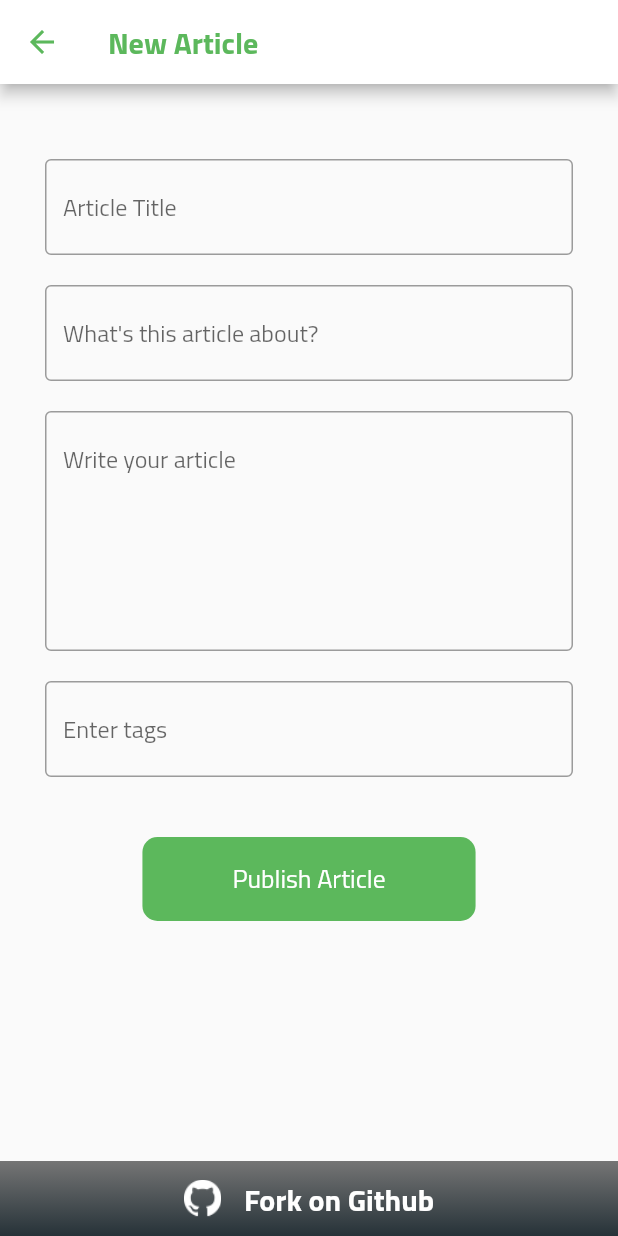
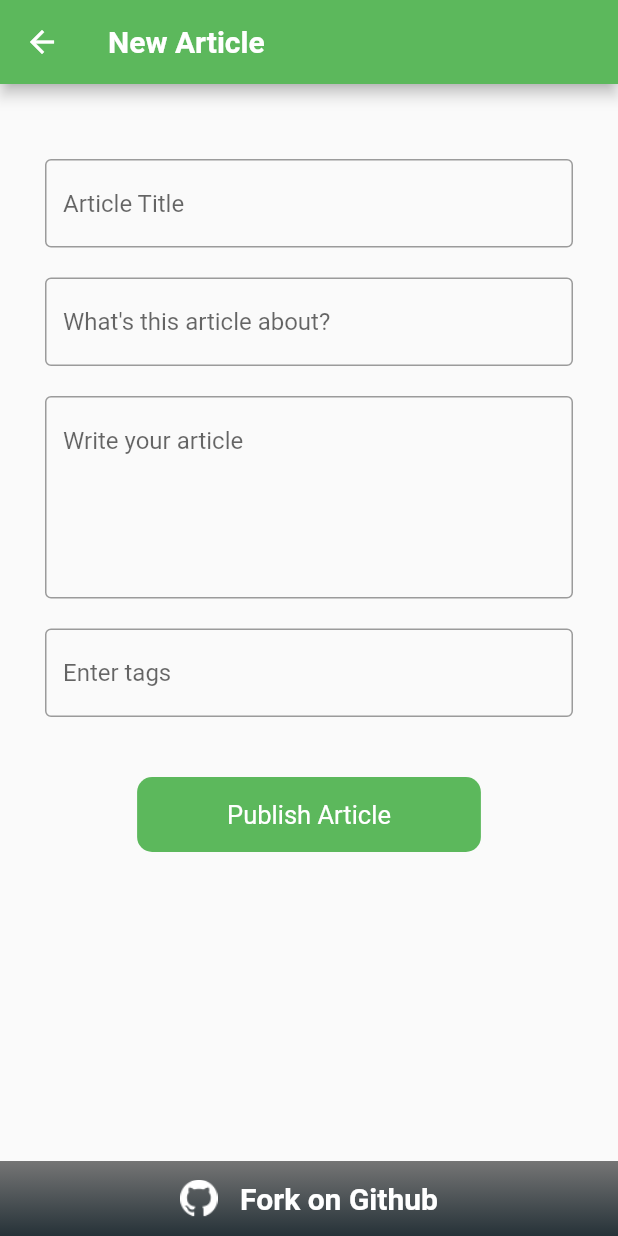
Before and after one commit to vandan09/conduit, a Flutter app: the NewArticlePage screen opened directly, on a phone screen of 412 x 824 dp. Run offline on Flutter 3.47's test engine with Material 2 defaults, Android fonts, the phone set to English and light mode, and no system bars; our stand-ins replace another_flushbar, cached_network_image, carousel_slider, fluttertoast, readmore, url_launcher_web; missing offline and left inert: shared_preferences_web; network calls fail.

```diff
--- a/lib/Screens/Drawer/home.dart
+++ b/lib/Screens/Drawer/home.dart
@@ -5,6 +5,7 @@ import 'package:first_app/Screens/Drawer/new_article.dart';
 import 'package:first_app/Screens/others/client_profile.dart';
 import 'package:first_app/Screens/others/readmore_page.dart';
 import 'package:first_app/Screens/others/tag_screen.dart';
+import 'package:first_app/Widget/ChangeThemeButtonWidget.dart';
 
 import 'package:first_app/Widget/buttomAppBar.dart';
 import 'package:first_app/Screens/Drawer/setting_page.dart';
@@ -25,7 +26,7 @@ final List<String> imgList = [
 ];
 
 class HomeScreen extends StatefulWidget {
-  const HomeScreen({super.key});
+  HomeScreen({super.key});
 
   @override
   State<HomeScreen> createState() => _HomeScreenState();
@@ -467,6 +468,9 @@ class _HomeScreenState extends State<HomeScreen> with TickerProviderStateMixin {
           style: TextStyle(
               color: constantColors.whiteColor, fontWeight: FontWeight.bold),
         ),
+        actions: [
+          ChangeThemeButtonWidget(),
+        ],
       ),
       drawer: Drawer(
         backgroundColor: constantColors.whiteColor,
--- a/lib/Screens/Drawer/new_article.dart
+++ b/lib/Screens/Drawer/new_article.dart
@@ -33,14 +33,14 @@ class _NewArticlePageState extends State<NewArticlePage> {
   Widget build(BuildContext context) {
     return Scaffold(
       appBar: AppBar(
-        iconTheme: IconThemeData(color: constantColors.greenColor),
-        backgroundColor: constantColors.whiteColor,
+        iconTheme: IconThemeData(color: constantColors.whiteColor),
+        backgroundColor: constantColors.greenColor,
         title: SizedBox(
           child: Text(
             'New Article',
             overflow: TextOverflow.visible,
             style: TextStyle(
-                color: constantColors.greenColor, fontWeight: FontWeight.bold),
+                color: constantColors.whiteColor, fontWeight: FontWeight.bold),
           ),
         ),
       ),
--- a/lib/Screens/Drawer/setting_page.dart
+++ b/lib/Screens/Drawer/setting_page.dart
@@ -33,14 +33,14 @@ class _SettingPageState extends State<SettingPage> {
   Widget build(BuildContext context) {
     return Scaffold(
       appBar: AppBar(
-        iconTheme: IconThemeData(color: constantColors.greenColor),
-        backgroundColor: constantColors.whiteColor,
+        iconTheme: IconThemeData(color: constantColors.whiteColor),
+        backgroundColor: constantColors.greenColor,
         title: SizedBox(
           child: Text(
             'Setting',
             overflow: TextOverflow.visible,
             style: TextStyle(
-                color: constantColors.greenColor, fontWeight: FontWeight.bold),
+                color: constantColors.whiteColor, fontWeight: FontWeight.bold),
           ),
         ),
       ),
--- a/lib/Screens/others/client_profile.dart
+++ b/lib/Screens/others/client_profile.dart
@@ -338,14 +338,14 @@ class _ClientProfilePapgeState extends State<ClientProfilePapge>
   Widget build(BuildContext context) {
     return Scaffold(
       appBar: AppBar(
-        iconTheme: IconThemeData(color: constantColors.greenColor),
-        backgroundColor: constantColors.whiteColor,
+        iconTheme: IconThemeData(color: constantColors.whiteColor),
+        backgroundColor: constantColors.greenColor,
         title: SizedBox(
           child: Text(
             author,
             overflow: TextOverflow.visible,
             style: TextStyle(
-                color: constantColors.greenColor, fontWeight: FontWeight.bold),
+                color: constantColors.whiteColor, fontWeight: FontWeight.bold),
           ),
         ),
       ),
--- a/lib/Screens/others/tag_screen.dart
+++ b/lib/Screens/others/tag_screen.dart
@@ -312,14 +312,14 @@ class _TagScreenState extends State<TagScreen> {
   Widget build(BuildContext context) {
     return Scaffold(
       appBar: AppBar(
-        iconTheme: IconThemeData(color: constantColors.greenColor),
-        backgroundColor: constantColors.whiteColor,
+        iconTheme: IconThemeData(color: constantColors.whiteColor),
+        backgroundColor: constantColors.greenColor,
         title: SizedBox(
           child: Text(
             '#$tagName',
             overflow: TextOverflow.visible,
             style: TextStyle(
-                color: constantColors.greenColor, fontWeight: FontWeight.bold),
+                color: constantColors.whiteColor, fontWeight: FontWeight.bold),
           ),
         ),
       ),
--- a/lib/constants/constant_strings.dart
+++ b/lib/constants/constant_strings.dart
@@ -6,4 +6,5 @@ class Strings {
   static String register_url = "https://api.realworld.io/api/users";
   static String login_url = "https://api.realworld.io/api/users/login";
   static String current_user_url = "https://api.realworld.io/api/user";
+  static String create_article_url = "https://api.realworld.io/api/articles";
 }
--- a/lib/main.dart
+++ b/lib/main.dart
@@ -4,6 +4,7 @@ import 'package:first_app/Screens/Registration/sign_in.dart';
 import 'package:first_app/constants/Constantcolors.dart';
 import 'package:first_app/model/user_model.dart';
 import 'package:first_app/provider/auth_provider.dart';
+import 'package:first_app/provider/theme.dart';
 import 'package:first_app/provider/user_provider.dart';
 import 'package:first_app/utils/shared_prefences.dart';
 import 'package:flutter/material.dart';
@@ -13,28 +14,46 @@ import 'package:provider/provider.dart';
 void main() {
   SystemChrome.setSystemUIOverlayStyle(
       SystemUiOverlayStyle(statusBarColor: Color(0xff26872f)));
-  runApp(const MyApp());
+  runApp(MyApp());
 }
 
-class MyApp extends StatelessWidget {
-  const MyApp({super.key});
+class MyApp extends StatefulWidget {
+  MyApp({super.key});
+
+  @override
+  State<MyApp> createState() => _MyAppState();
+}
+
+class _MyAppState extends State<MyApp> {
+  ConstantColors constantColors = ConstantColors();
 
   // This widget is the root of your application.
   @override
   Widget build(BuildContext context) {
-    ConstantColors constantColors = ConstantColors();
     // Future<User?> getUserData() => UserPreferences().getUser();
-    return MaterialApp(
-        debugShowCheckedModeBanner: false,
-        theme: ThemeData(
-          appBarTheme: AppBarTheme(
+    return ChangeNotifierProvider(
+      create: (context) => ThemeProvider(),
+      builder: (context, _) {
+        final themeprovider =
+            Provider.of<ThemeProvider>(context, listen: false);
+
+        return MaterialApp(
+            debugShowCheckedModeBanner: false,
+            themeMode: themeprovider.themeMode,
+            darkTheme: Mytheme.darkTheme,
+            theme:
+                themeprovider.isDarkMode ? ThemeData.dark() : ThemeData.light(),
+
+            // appBarTheme: AppBarTheme(
             // color: Color(0xff26872f),
             // backgroundColor: Color(0xff26872f)
-            systemOverlayStyle: SystemUiOverlayStyle.light,
-          ),
-          // primaryColor: constantColors.whiteColor,
-          fontFamily: 'TitilliumWeb',
-        ),
-        home: SplashScreen());
+            //   systemOverlayStyle: SystemUiOverlayStyle.light,
+            // ),
+            // primaryColor: constantColors.whiteColor,
+            //   fontFamily: 'TitilliumWeb',
+            // ),
+            home: SplashScreen());
+      },
+    );
   }
 }
--- a/lib/model/current_user_model.dart
+++ /dev/null
@@ -1,58 +0,0 @@
-// To parse this JSON data, do
-//
-//     final CurrentWelcome = welcomeFromJson(jsonString);
-
-import 'dart:convert';
-
-CurrentWelcome welcomeFromJson(String str) =>
-    CurrentWelcome.fromJson(json.decode(str));
-
-String welcomeToJson(CurrentWelcome data) => json.encode(data.toJson());
-
-class CurrentWelcome {
-  CurrentWelcome({
-    required this.user,
-  });
-
-  User user;
-
-  factory CurrentWelcome.fromJson(Map<String, dynamic> json) => CurrentWelcome(
-        user: User.fromJson(json["user"]),
-      );
-
-  Map<String, dynamic> toJson() => {
-        "user": user.toJson(),
-      };
-}
-
-class User {
-  User({
-    required this.email,
-    required this.username,
-    this.bio,
-    this.image,
-    required this.token,
-  });
-
-  String email;
-  String username;
-  dynamic bio;
-  dynamic image;
-  String token;
-
-  factory User.fromJson(Map<String, dynamic> json) => User(
-        email: json["email"],
-        username: json["username"],
-        bio: json["bio"],
-        image: json["image"],
-        token: json["token"],
-      );
-
-  Map<String, dynamic> toJson() => {
-        "email": email,
-        "username": username,
-        "bio": bio,
-        "image": image,
-        "token": token,
-      };
-}
--- /dev/null
+++ b/lib/model/new_article_model.dart
@@ -0,0 +1,106 @@
+// To parse this JSON data, do
+//
+//     final CreateArticle = welcomeFromJson(jsonString);
+
+import 'dart:convert';
+
+CreateArticle welcomeFromJson(String str) =>
+    CreateArticle.fromJson(json.decode(str));
+
+String welcomeToJson(CreateArticle data) => json.encode(data.toJson());
+
+class CreateArticle {
+  CreateArticle({
+    required this.article,
+  });
+
+  Article article;
+
+  factory CreateArticle.fromJson(Map<String, dynamic> json) => CreateArticle(
+        article: Article.fromJson(json["article"]),
+      );
+
+  Map<String, dynamic> toJson() => {
+        "article": article.toJson(),
+      };
+}
+
+class Article {
+  Article({
+    required this.slug,
+    required this.title,
+    required this.description,
+    required this.body,
+    required this.tagList,
+    required this.createdAt,
+    required this.updatedAt,
+    required this.favorited,
+    required this.favoritesCount,
+    required this.author,
+  });
+
+  String slug;
+  String title;
+  String description;
+  String body;
+  List<String> tagList;
+  DateTime createdAt;
+  DateTime updatedAt;
+  bool favorited;
+  int favoritesCount;
+  Author author;
+
+  factory Article.fromJson(Map<String, dynamic> json) => Article(
+        slug: json["slug"],
+        title: json["title"],
+        description: json["description"],
+        body: json["body"],
+        tagList: List<String>.from(json["tagList"].map((x) => x)),
+        createdAt: DateTime.parse(json["createdAt"]),
+        updatedAt: DateTime.parse(json["updatedAt"]),
+        favorited: json["favorited"],
+        favoritesCount: json["favoritesCount"],
+        author: Author.fromJson(json["author"]),
+      );
+
+  Map<String, dynamic> toJson() => {
+        "slug": slug,
+        "title": title,
+        "description": description,
+        "body": body,
+        "tagList": List<dynamic>.from(tagList.map((x) => x)),
+        "createdAt": createdAt.toIso8601String(),
+        "updatedAt": updatedAt.toIso8601String(),
+        "favorited": favorited,
+        "favoritesCount": favoritesCount,
+        "author": author.toJson(),
+      };
+}
+
+class Author {
+  Author({
+    required this.username,
+    this.bio,
+    required this.image,
+    required this.following,
+  });
+
+  String username;
+  dynamic bio;
+  String image;
+  bool following;
+
+  factory Author.fromJson(Map<String, dynamic> json) => Author(
+        username: json["username"],
+        bio: json["bio"],
+        image: json["image"],
+        following: json["following"],
+      );
+
+  Map<String, dynamic> toJson() => {
+        "username": username,
+        "bio": bio,
+        "image": image,
+        "following": following,
+      };
+}
--- /dev/null
+++ b/lib/provider/theme.dart
@@ -0,0 +1,34 @@
+import 'package:flutter/material.dart';
+import 'package:flutter/services.dart';
+
+class ThemeProvider extends ChangeNotifier {
+  ThemeMode themeMode = ThemeMode.light;
+  bool get isDarkMode => themeMode == ThemeMode.dark;
+
+  void toggleTheme(bool isOn) {
+    themeMode = isOn ? ThemeMode.dark : ThemeMode.light;
+    notifyListeners();
+  }
+}
+
+class Mytheme {
+  static final darkTheme = ThemeData(
+    appBarTheme: AppBarTheme(
+      systemOverlayStyle: SystemUiOverlayStyle.light,
+    ),
+    fontFamily: 'TitilliumWeb',
+    scaffoldBackgroundColor: Colors.grey.shade900,
+    colorScheme: ColorScheme.dark(
+        onPrimary: Colors.grey.shade700, onSecondary: Colors.grey.shade700),
+  );
+
+  static final lightTheme = ThemeData(
+    appBarTheme: const AppBarTheme(
+      systemOverlayStyle: SystemUiOverlayStyle.light,
+    ),
+    fontFamily: 'TitilliumWeb',
+    scaffoldBackgroundColor: Colors.white,
+    colorScheme: ColorScheme.light(),
+    textSelectionTheme: TextSelectionThemeData(cursorColor: Colors.blue),
+  );
+}
```
Also changed, not shown: lib/Screens/Drawer/Profile.dart (+6 -5 lines), lib/Screens/Registration/signup_page.dart (+6 -5 lines), lib/Screens/others/readmore_page.dart (+7 -8 lines), lib/Widget/ChangeThemeButtonWidget.dart (added, +28 -0 lines), lib/services/api.dart (+1 -41 lines), 1 other file.
